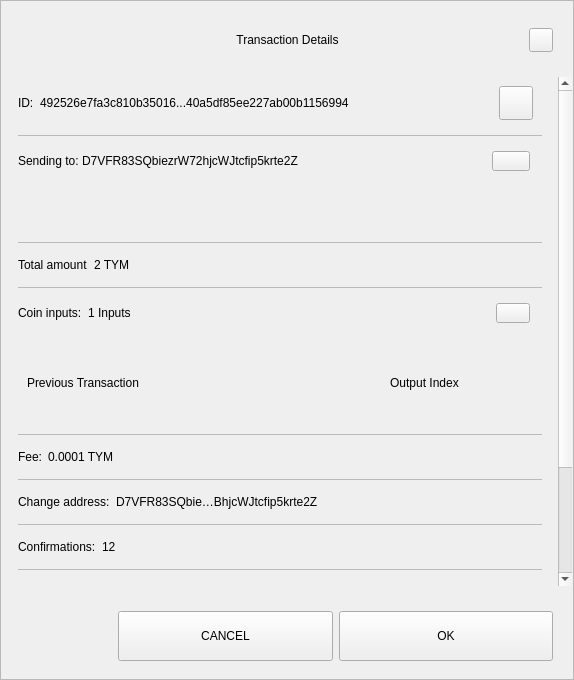
Above: src/qt/timelockcoin/forms/sendconfirmdialog.ui from timelockcoin/tym before the change. Below: the same form after it.
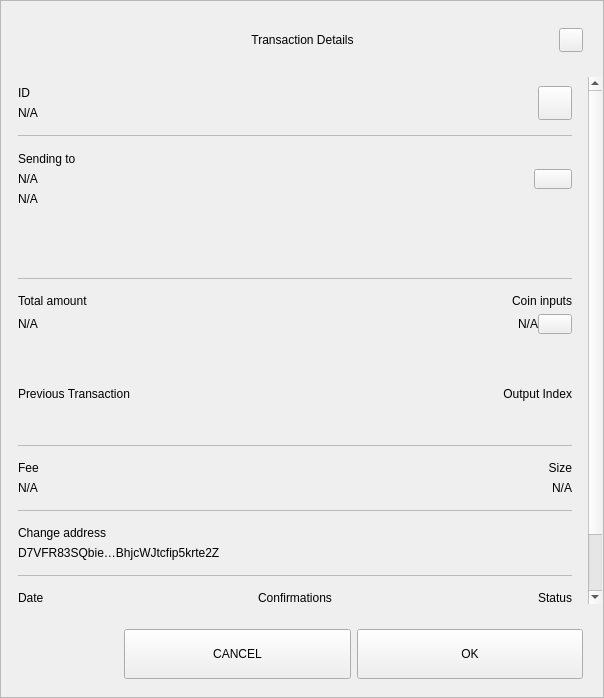
That is the form after the change.

The edit to the form file:
```diff
--- a/src/qt/timelockcoin/forms/sendconfirmdialog.ui
+++ b/src/qt/timelockcoin/forms/sendconfirmdialog.ui
@@ -6,8 +6,8 @@
    <rect>
     <x>0</x>
     <y>0</y>
-    <width>574</width>
-    <height>680</height>
+    <width>604</width>
+    <height>698</height>
    </rect>
   </property>
   <property name="sizePolicy">
@@ -217,9 +217,9 @@
             <property name="geometry">
              <rect>
               <x>0</x>
-              <y>-181</y>
-              <width>556</width>
-              <height>739</height>
+              <y>0</y>
+              <width>586</width>
+              <height>644</height>
              </rect>
             </property>
             <property name="autoFillBackground">
@@ -263,10 +263,15 @@
                 </property>
                 <item>
                  <widget class="QWidget" name="contentID" native="true">
-                  <layout class="QHBoxLayout" name="horizontalLayout_12" stretch="0,1,0">
+                  <layout class="QHBoxLayout" name="horizontalLayout_12" stretch="0,0">
                    <property name="leftMargin">
                     <number>0</number>
                    </property>
+                   <property name="rightMargin">
+                    <number>0</number>
+                   </property>
+                   <item>
+                    <layout class="QVBoxLayout" name="contentID_int">
                    <item>
                     <widget class="QLabel" name="labelId">
                      <property name="maximumSize">
@@ -276,16 +281,18 @@
                       </size>
                      </property>
                      <property name="text">
-                      <string>ID:</string>
+                        <string>ID</string>
                      </property>
                     </widget>
                    </item>
                    <item>
                     <widget class="QLabel" name="textId">
                      <property name="text">
-                      <string>492526e7fa3c810b35016...40a5df85ee227ab00b1156994</string>
-                     </property>
-                    </widget>
+                        <string notr="true">N/A</string>
+                       </property>
+                      </widget>
+                     </item>
+                    </layout>
                    </item>
                    <item>
                     <widget class="QPushButton" name="pushCopy">
@@ -319,7 +326,7 @@
                  </widget>
                 </item>
                 <item>
-                 <widget class="QLabel" name="labelDivider9">
+                 <widget class="QLabel" name="labelDividerID">
                   <property name="maximumSize">
                    <size>
                     <width>16777215</width>
@@ -335,16 +342,36 @@
                  </widget>
                 </item>
                 <item>
-                 <widget class="QWidget" name="contentOutputs" native="true">
-                  <layout class="QHBoxLayout" name="horizontalLayout_11" stretch="0,3,0">
+                 <widget class="QWidget" name="contentOutputsLabel" native="true">
+                  <layout class="QHBoxLayout" name="horizontalLayout_11" stretch="0,0">
                    <property name="spacing">
+                    <number>6</number>
+                   </property>
+                   <property name="leftMargin">
                     <number>0</number>
                    </property>
+                   <property name="topMargin">
+                    <number>9</number>
+                   </property>
+                   <property name="rightMargin">
+                    <number>0</number>
+                   </property>
+                   <property name="bottomMargin">
+                    <number>9</number>
+                   </property>
+                   <item>
+                    <layout class="QVBoxLayout" name="contentOutputsLabel_int">
                    <property name="leftMargin">
                     <number>0</number>
                    </property>
+                     <property name="topMargin">
+                      <number>1</number>
+                     </property>
                    <property name="rightMargin">
-                    <number>12</number>
+                      <number>6</number>
+                     </property>
+                     <property name="bottomMargin">
+                      <number>1</number>
                    </property>
                    <item>
                     <widget class="QLabel" name="labelSend">
@@ -355,16 +382,43 @@
                       </size>
                      </property>
                      <property name="text">
-                      <string>Sending to: </string>
+                        <string>Sending to</string>
+                       </property>
+                      </widget>
+                     </item>
+                     <item>
+                      <widget class="QWidget" name="widget" native="true">
+                       <layout class="QVBoxLayout" name="verticalLayout_6">
+                        <property name="leftMargin">
+                         <number>0</number>
+                        </property>
+                        <property name="topMargin">
+                         <number>0</number>
+                        </property>
+                        <property name="rightMargin">
+                         <number>0</number>
+                        </property>
+                        <property name="bottomMargin">
+                         <number>0</number>
+                        </property>
+                        <item>
+                         <widget class="QLabel" name="textSendLabel">
+                          <property name="text">
+                           <string notr="true">N/A</string>
                      </property>
                     </widget>
                    </item>
                    <item>
                     <widget class="QLabel" name="textSend">
                      <property name="text">
-                      <string>D7VFR83SQbiezrW72hjcWJtcfip5krte2Z </string>
-                     </property>
-                    </widget>
+                           <string notr="true">N/A</string>
+                          </property>
+                         </widget>
+                        </item>
+                       </layout>
+                      </widget>
+                     </item>
+                    </layout>
                    </item>
                    <item>
                     <widget class="QPushButton" name="pushOutputs">
@@ -415,7 +469,7 @@
                     <rect>
                      <x>0</x>
                      <y>0</y>
-                     <width>522</width>
+                     <width>552</width>
                      <height>48</height>
                     </rect>
                    </property>
@@ -428,7 +482,7 @@
                  </widget>
                 </item>
                 <item>
-                 <widget class="QLabel" name="labelDivider8">
+                 <widget class="QLabel" name="labelDividerOutputs">
                   <property name="maximumSize">
                    <size>
                     <width>16777215</width>
@@ -444,12 +498,31 @@
                  </widget>
                 </item>
                 <item>
-                 <widget class="QWidget" name="contentAmount" native="true">
-                  <layout class="QHBoxLayout" name="horizontalLayout_4" stretch="0,1">
+                 <widget class="QWidget" name="gridAmounts" native="true">
+                  <layout class="QGridLayout" name="contentAmountInputs">
                    <property name="leftMargin">
                     <number>0</number>
                    </property>
-                   <item>
+                   <property name="topMargin">
+                    <number>9</number>
+                   </property>
+                   <property name="rightMargin">
+                    <number>0</number>
+                   </property>
+                   <property name="bottomMargin">
+                    <number>9</number>
+                   </property>
+                   <property name="horizontalSpacing">
+                    <number>12</number>
+                   </property>
+                   <item row="1" column="0">
+                    <widget class="QLabel" name="textAmount">
+                     <property name="text">
+                      <string notr="true">N/A</string>
+                     </property>
+                    </widget>
+                   </item>
+                   <item row="0" column="0">
                     <widget class="QLabel" name="labelAmount">
                      <property name="maximumSize">
                       <size>
@@ -462,42 +535,7 @@
                      </property>
                     </widget>
                    </item>
-                   <item>
-                    <widget class="QLabel" name="textAmount">
-                     <property name="text">
-                      <string>2 TYM</string>
-                     </property>
-                    </widget>
-                   </item>
-                  </layout>
-                 </widget>
-                </item>
-                <item>
-                 <widget class="QLabel" name="labelDivider6">
-                  <property name="maximumSize">
-                   <size>
-                    <width>16777215</width>
-                    <height>1</height>
-                   </size>
-                  </property>
-                  <property name="styleSheet">
-                   <string notr="true">background-color:#bababa;</string>
-                  </property>
-                  <property name="text">
-                   <string/>
-                  </property>
-                 </widget>
-                </item>
-                <item>
-                 <widget class="QWidget" name="contentInputs" native="true">
-                  <layout class="QHBoxLayout" name="horizontalLayout" stretch="0,2,0">
-                   <property name="leftMargin">
-                    <number>0</number>
-                   </property>
-                   <property name="rightMargin">
-                    <number>12</number>
-                   </property>
-                   <item>
+                   <item row="0" column="3">
                     <widget class="QLabel" name="labelInputs">
                      <property name="sizePolicy">
                       <sizepolicy hsizetype="Minimum" vsizetype="Preferred">
@@ -512,14 +550,22 @@
                       </size>
                      </property>
                      <property name="text">
-                      <string>Coin inputs:</string>
+                      <string>Coin inputs</string>
+                     </property>
+                     <property name="alignment">
+                      <set>Qt::AlignRight|Qt::AlignTrailing|Qt::AlignVCenter</set>
                      </property>
                     </widget>
                    </item>
+                   <item row="1" column="3">
+                    <layout class="QHBoxLayout" name="horizontalLayout">
                    <item>
                     <widget class="QLabel" name="textInputs">
                      <property name="text">
-                      <string>1 Inputs</string>
+                        <string notr="true">N/A</string>
+                       </property>
+                       <property name="alignment">
+                        <set>Qt::AlignRight|Qt::AlignTrailing|Qt::AlignVCenter</set>
                      </property>
                     </widget>
                    </item>
@@ -534,6 +580,9 @@
                      <property name="focusPolicy">
                       <enum>Qt::NoFocus</enum>
                      </property>
+                       <property name="layoutDirection">
+                        <enum>Qt::LeftToRight</enum>
+                       </property>
                      <property name="styleSheet">
                       <string notr="true"/>
                      </property>
@@ -541,6 +590,8 @@
                       <string/>
                      </property>
                     </widget>
+                     </item>
+                    </layout>
                    </item>
                   </layout>
                  </widget>
@@ -559,13 +610,41 @@
                     <height>90</height>
                    </size>
                   </property>
-                  <layout class="QGridLayout" name="gridLayoutInput" columnstretch="5,2" rowminimumheight="0">
+                  <property name="lineWidth">
+                   <number>0</number>
+                  </property>
+                  <layout class="QGridLayout" name="gridLayoutInput" columnstretch="5,0">
                    <property name="sizeConstraint">
                     <enum>QLayout::SetMaximumSize</enum>
                    </property>
+                   <property name="leftMargin">
+                    <number>0</number>
+                   </property>
+                   <property name="rightMargin">
+                    <number>0</number>
+                   </property>
                    <property name="verticalSpacing">
                     <number>0</number>
                    </property>
+                   <item row="0" column="1">
+                    <widget class="QLabel" name="labelOutputIndex">
+                     <property name="layoutDirection">
+                      <enum>Qt::LeftToRight</enum>
+                     </property>
+                     <property name="text">
+                      <string>Output Index</string>
+                     </property>
+                     <property name="textFormat">
+                      <enum>Qt::AutoText</enum>
+                     </property>
+                     <property name="alignment">
+                      <set>Qt::AlignRight|Qt::AlignTrailing|Qt::AlignVCenter</set>
+                     </property>
+                     <property name="margin">
+                      <number>0</number>
+                     </property>
+                    </widget>
+                   </item>
                    <item row="0" column="0" alignment="Qt::AlignLeft">
                     <widget class="QLabel" name="labelTitlePrevTx">
                      <property name="text">
@@ -573,21 +652,11 @@
                      </property>
                     </widget>
                    </item>
-                   <item row="0" column="1" alignment="Qt::AlignLeft">
-                    <widget class="QLabel" name="labelOutputIndex">
-                     <property name="text">
-                      <string>Output Index</string>
-                     </property>
-                     <property name="alignment">
-                      <set>Qt::AlignCenter</set>
-                     </property>
-                    </widget>
-                   </item>
                   </layout>
                  </widget>
                 </item>
                 <item>
-                 <widget class="QLabel" name="labelDivider1">
+                 <widget class="QLabel" name="labelDividerPrevtx">
                   <property name="maximumSize">
                    <size>
                     <width>16777215</width>
@@ -603,9 +672,19 @@
                  </widget>
                 </item>
                 <item>
-                 <widget class="QWidget" name="contentFee" native="true">
-                  <layout class="QHBoxLayout" name="horizontalLayout_7" stretch="0,1">
-                   <property name="leftMargin">
+                 <layout class="QHBoxLayout" name="contentFeeSize">
+                  <property name="topMargin">
+                   <number>9</number>
+                  </property>
+                  <property name="bottomMargin">
+                   <number>9</number>
+                  </property>
+                  <item>
+                   <layout class="QVBoxLayout" name="contentFee">
+                    <property name="topMargin">
+                     <number>0</number>
+                    </property>
+                    <property name="bottomMargin">
                     <number>0</number>
                    </property>
                    <item>
@@ -617,22 +696,64 @@
                       </size>
                      </property>
                      <property name="text">
-                      <string>Fee:</string>
+                       <string>Fee</string>
                      </property>
                     </widget>
                    </item>
                    <item>
                     <widget class="QLabel" name="textFee">
                      <property name="text">
-                      <string>0.0001 TYM</string>
+                       <string notr="true">N/A</string>
                      </property>
                     </widget>
                    </item>
                   </layout>
+                  </item>
+                  <item>
+                   <widget class="QWidget" name="contentSize" native="true">
+                    <layout class="QVBoxLayout" name="contentSize_layout">
+                     <property name="topMargin">
+                      <number>0</number>
+                     </property>
+                     <property name="rightMargin">
+                      <number>0</number>
+                     </property>
+                     <property name="bottomMargin">
+                      <number>0</number>
+                     </property>
+                     <item>
+                      <widget class="QLabel" name="labelSize">
+                       <property name="maximumSize">
+                        <size>
+                         <width>16777215</width>
+                         <height>16777215</height>
+                        </size>
+                       </property>
+                       <property name="text">
+                        <string>Size</string>
+                       </property>
+                       <property name="alignment">
+                        <set>Qt::AlignRight|Qt::AlignTrailing|Qt::AlignVCenter</set>
+                       </property>
                  </widget>
                 </item>
                 <item>
-                 <widget class="QLabel" name="labelDivider2">
+                      <widget class="QLabel" name="textSize">
+                       <property name="text">
+                        <string notr="true">N/A</string>
+                       </property>
+                       <property name="alignment">
+                        <set>Qt::AlignRight|Qt::AlignTrailing|Qt::AlignVCenter</set>
+                       </property>
+                      </widget>
+                     </item>
+                    </layout>
+                   </widget>
+                  </item>
+                 </layout>
+                </item>
+                <item>
+                 <widget class="QLabel" name="labelDividerFeeSize">
                   <property name="maximumSize">
                    <size>
                     <width>16777215</width>
@@ -649,10 +770,19 @@
                 </item>
                 <item>
                  <widget class="QWidget" name="contentChangeAddress" native="true">
-                  <layout class="QHBoxLayout" name="horizontalLayout_6" stretch="0,1">
+                  <layout class="QVBoxLayout" name="contentChangeAddress_layout">
                    <property name="leftMargin">
                     <number>0</number>
                    </property>
+                   <property name="topMargin">
+                    <number>9</number>
+                   </property>
+                   <property name="rightMargin">
+                    <number>0</number>
+                   </property>
+                   <property name="bottomMargin">
+                    <number>9</number>
+                   </property>
                    <item>
                     <widget class="QLabel" name="labelChange">
                      <property name="maximumSize">
@@ -662,7 +792,7 @@
                       </size>
                      </property>
                      <property name="text">
-                      <string>Change address:</string>
+                      <string>Change address</string>
                      </property>
                     </widget>
                    </item>
@@ -677,7 +807,7 @@
                  </widget>
                 </item>
                 <item>
-                 <widget class="QLabel" name="labelDivider4">
+                 <widget class="QLabel" name="labelDividerChange">
                   <property name="maximumSize">
                    <size>
                     <width>16777215</width>
@@ -693,12 +823,25 @@
                  </widget>
                 </item>
                 <item>
-                 <widget class="QWidget" name="contentConfirmations" native="true">
-                  <layout class="QHBoxLayout" name="horizontalLayout_8" stretch="0,1">
+                 <widget class="QWidget" name="gridConfDateStatus" native="true">
+                  <layout class="QGridLayout" name="contentConfDateStatus">
                    <property name="leftMargin">
                     <number>0</number>
                    </property>
-                   <item>
+                   <property name="rightMargin">
+                    <number>0</number>
+                   </property>
+                   <item row="1" column="3">
+                    <widget class="QLabel" name="textStatus">
+                     <property name="text">
+                      <string>Spendable</string>
+                     </property>
+                     <property name="alignment">
+                      <set>Qt::AlignRight|Qt::AlignTrailing|Qt::AlignVCenter</set>
+                     </property>
+                    </widget>
+                   </item>
+                   <item row="0" column="1">
                     <widget class="QLabel" name="labelConfirmations">
                      <property name="maximumSize">
                       <size>
@@ -707,88 +850,40 @@
                       </size>
                      </property>
                      <property name="text">
-                      <string>Confirmations:</string>
+                      <string>Confirmations</string>
                      </property>
+                     <property name="alignment">
+                      <set>Qt::AlignCenter</set>
+                     </property>
                     </widget>
                    </item>
-                   <item>
+                   <item row="0" column="3">
+                    <widget class="QLabel" name="labelStatus">
+                     <property name="maximumSize">
+                      <size>
+                       <width>16777215</width>
+                       <height>16777215</height>
+                      </size>
+                     </property>
+                     <property name="text">
+                      <string>Status</string>
+                     </property>
+                     <property name="alignment">
+                      <set>Qt::AlignRight|Qt::AlignTrailing|Qt::AlignVCenter</set>
+                     </property>
+                    </widget>
+                   </item>
+                   <item row="1" column="1">
                     <widget class="QLabel" name="textConfirmations">
                      <property name="text">
-                      <string>12</string>
+                      <string notr="true">N/A</string>
                      </property>
-                    </widget>
-                   </item>
-                  </layout>
-                 </widget>
-                </item>
-                <item>
-                 <widget class="QLabel" name="labelDivider7">
-                  <property name="maximumSize">
-                   <size>
-                    <width>16777215</width>
-                    <height>1</height>
-                   </size>
-                  </property>
-                  <property name="styleSheet">
-                   <string notr="true">background-color:#bababa;</string>
-                  </property>
-                  <property name="text">
-                   <string/>
-                  </property>
-                 </widget>
-                </item>
-                <item>
-                 <widget class="QWidget" name="contentSize" native="true">
-                  <layout class="QHBoxLayout" name="horizontalLayout_9" stretch="0,1">
-                   <property name="leftMargin">
-                    <number>0</number>
-                   </property>
-                   <item>
-                    <widget class="QLabel" name="labelSize">
-                     <property name="maximumSize">
-                      <size>
-                       <width>16777215</width>
-                       <height>16777215</height>
-                      </size>
-                     </property>
-                     <property name="text">
-                      <string>Size:</string>
-                     </property>
-                    </widget>
-                   </item>
-                   <item>
-                    <widget class="QLabel" name="textSize">
-                     <property name="text">
-                      <string>2 kB</string>
-                     </property>
-                    </widget>
-                   </item>
-                  </layout>
-                 </widget>
-                </item>
-                <item>
-                 <widget class="QLabel" name="labelDivider3">
-                  <property name="maximumSize">
-                   <size>
-                    <width>16777215</width>
-                    <height>1</height>
-                   </size>
-                  </property>
-                  <property name="styleSheet">
-                   <string notr="true">background-color:#bababa;</string>
-                  </property>
-                  <property name="text">
-                   <string/>
-                  </property>
-                 </widget>
-                </item>
-                <item>
-                 <widget class="QWidget" name="contentDate" native="true">
-                  <layout class="QHBoxLayout" name="horizontalLayout_5" stretch="0,1">
-                   <property name="leftMargin">
-                    <number>0</number>
-                   </property>
-                   <item>
+                     <property name="alignment">
+                      <set>Qt::AlignCenter</set>
+                     </property>
+                    </widget>
+                   </item>
+                   <item row="0" column="0">
                     <widget class="QLabel" name="labelDate">
                      <property name="maximumSize">
                       <size>
@@ -797,22 +892,28 @@
                       </size>
                      </property>
                      <property name="text">
-                      <string>Date:</string>
+                      <string>Date</string>
+                     </property>
+                     <property name="alignment">
+                      <set>Qt::AlignLeading|Qt::AlignLeft|Qt::AlignVCenter</set>
                      </property>
                     </widget>
                    </item>
-                   <item>
+                   <item row="1" column="0">
                     <widget class="QLabel" name="textDate">
                      <property name="text">
                       <string>May 25, 2017</string>
                      </property>
+                     <property name="alignment">
+                      <set>Qt::AlignLeading|Qt::AlignLeft|Qt::AlignVCenter</set>
+                     </property>
                     </widget>
                    </item>
                   </layout>
                  </widget>
                 </item>
                 <item>
-                 <widget class="QLabel" name="labelDivider5">
+                 <widget class="QLabel" name="labelDividerConfs">
                   <property name="maximumSize">
                    <size>
                     <width>16777215</width>
@@ -827,35 +928,6 @@
                   </property>
                  </widget>
                 </item>
-                <item>
-                 <widget class="QWidget" name="contentStatus" native="true">
-                  <layout class="QHBoxLayout" name="horizontalLayout_10" stretch="0,1">
-                   <property name="leftMargin">
-                    <number>0</number>
-                   </property>
-                   <item>
-                    <widget class="QLabel" name="labelStatus">
-                     <property name="maximumSize">
-                      <size>
-                       <width>16777215</width>
-                       <height>16777215</height>
-                      </size>
-                     </property>
-                     <property name="text">
-                      <string>Status:</string>
-                     </property>
-                    </widget>
-                   </item>
-                   <item>
-                    <widget class="QLabel" name="textStatus">
-                     <property name="text">
-                      <string>Spendable</string>
-                     </property>
-                    </widget>
-                   </item>
-                  </layout>
-                 </widget>
-                </item>
                 <item>
                  <spacer name="verticalSpacer_2">
                   <property name="orientation">
```
Lines whose indentation alone changed are shown as unchanged.
